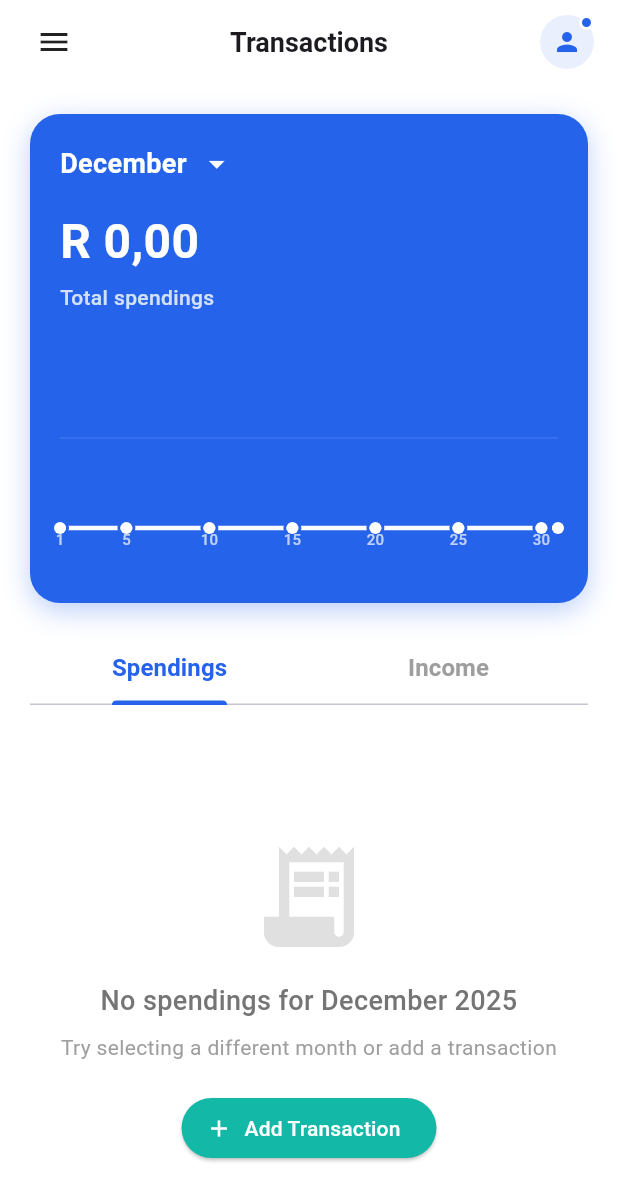
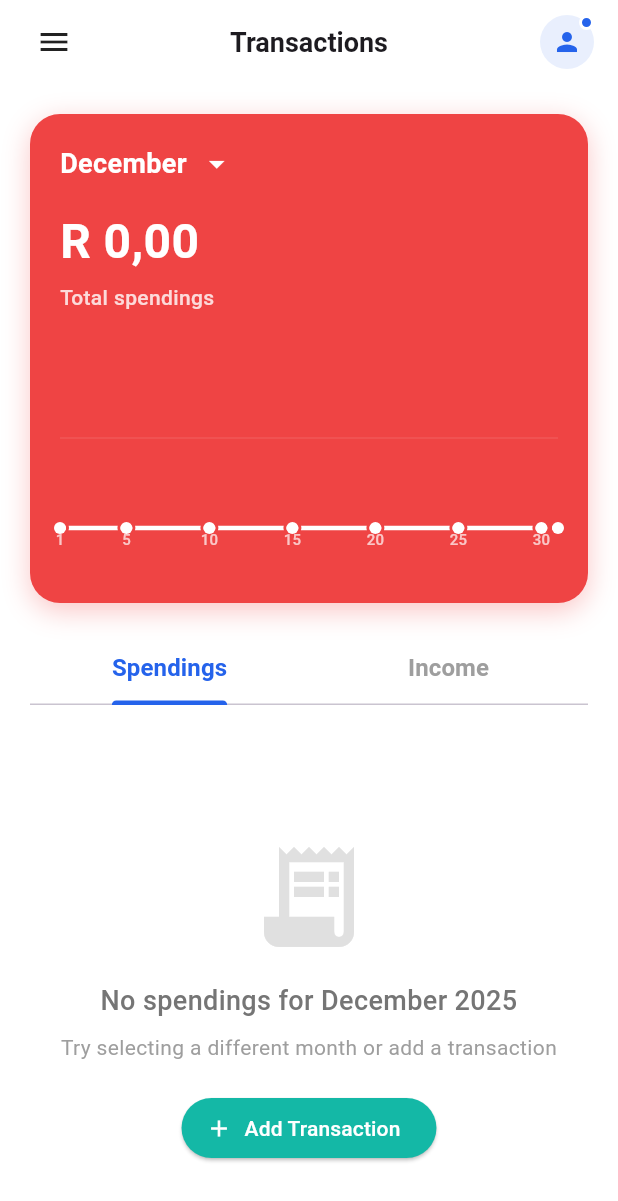
Before and after one commit to koek1/budget-app, a Flutter app: the TransactionsScreen screen opened directly, on a phone screen of 412 x 824 dp. Shown: the top 1201 px of the screen. Run offline on Flutter 3.47's test engine with Material 3 defaults, Android fonts, the phone set to English and light mode, and no system bars; drawn by our look-alikes of fl_chart; our stand-ins replace camera, flutter_local_notifications, flutter_secure_storage, google_fonts, hive, hive_flutter and 5 more; missing offline and left inert: google_mlkit_text_recognition; accounts and stored records are empty; generated files the repository leaves out were written again.

Commit message:
fix: Colour settings

```diff
--- a/frontend/lib/screens/transactions/transactions_screen.dart
+++ b/frontend/lib/screens/transactions/transactions_screen.dart
@@ -563,11 +563,15 @@ class _TransactionsScreenState extends State<TransactionsScreen>
                         child: Container(
                           padding: EdgeInsets.all(20),
                           decoration: BoxDecoration(
-                            color: Color(0xFF2563EB), // Blue color
+                            color: _selectedTab == 'Income'
+                                ? Color(0xFF10B981) // Green for income
+                                : Color(0xFFEF4444), // Red for expenses
                             borderRadius: BorderRadius.circular(20),
                             boxShadow: [
                               BoxShadow(
-                                color: Color(0xFF2563EB).withOpacity(0.3),
+                                color: (_selectedTab == 'Income'
+                                    ? Color(0xFF10B981)
+                                    : Color(0xFFEF4444)).withOpacity(0.3),
                                 blurRadius: 15,
                                 offset: Offset(0, 5),
                               ),
@@ -705,10 +709,14 @@ class _TransactionsScreenState extends State<TransactionsScreen>
                                                 Helpers.formatCurrency(
                                               graphValue,
                                             );
+                                            // Use different color for tooltip based on tab
+                                            final tooltipColor = _selectedTab == 'Income'
+                                                ? Color(0xFF10B981)
+                                                : Color(0xFFEF4444);
                                             return LineTooltipItem(
                                               '$amountStr\n$day $monthName',
                                               TextStyle(
-                                                color: Color(0xFF2563EB),
+                                                color: tooltipColor,
                                                 fontWeight: FontWeight.bold,
                                                 fontSize: 12,
                                               ),
@@ -746,9 +754,9 @@ class _TransactionsScreenState extends State<TransactionsScreen>
                                                 radius: 4,
                                                 color: Colors.white,
                                                 strokeWidth: 2,
-                                                strokeColor: Color(
-                                                  0xFF2563EB,
-                                                ),
+                                                strokeColor: _selectedTab == 'Income'
+                                                    ? Color(0xFF10B981)
+                                                    : Color(0xFFEF4444),
                                               );
                                             }
                                             return FlDotCirclePainter(
@@ -758,7 +766,7 @@ class _TransactionsScreenState extends State<TransactionsScreen>
                                         ),
                                         belowBarData: BarAreaData(
                                           show: true,
-                                          color: Colors.white.withOpacity(0.2),
+                                          color: Colors.white.withOpacity(0.15),
                                         ),
                                       ),
                                     ],
```
